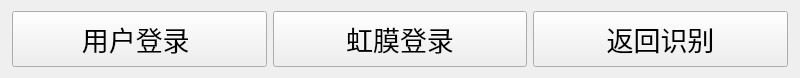
iuytr09/tx2_iris, file tx2_iris/suspendbar.ui: the form before one commit.
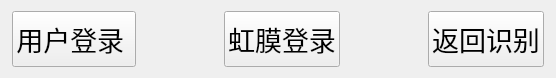
The form after the commit. Icons and pictures are not drawn.

Patch:
```diff
--- a/tx2_iris/suspendbar.ui
+++ b/tx2_iris/suspendbar.ui
@@ -6,7 +6,7 @@
    <rect>
     <x>0</x>
     <y>0</y>
-    <width>800</width>
+    <width>556</width>
     <height>78</height>
    </rect>
   </property>
@@ -93,6 +93,19 @@
           </property>
          </widget>
         </item>
+        <item>
+         <spacer name="horizontalSpacer">
+          <property name="orientation">
+           <enum>Qt::Horizontal</enum>
+          </property>
+          <property name="sizeHint" stdset="0">
+           <size>
+            <width>40</width>
+            <height>20</height>
+           </size>
+          </property>
+         </spacer>
+        </item>
         <item>
          <widget class="QPushButton" name="btnIrisLogin">
           <property name="sizePolicy">
@@ -121,6 +134,19 @@
           </property>
          </widget>
         </item>
+        <item>
+         <spacer name="horizontalSpacer_2">
+          <property name="orientation">
+           <enum>Qt::Horizontal</enum>
+          </property>
+          <property name="sizeHint" stdset="0">
+           <size>
+            <width>40</width>
+            <height>20</height>
+           </size>
+          </property>
+         </spacer>
+        </item>
         <item>
          <widget class="QPushButton" name="btnIdent">
           <property name="sizePolicy">
```
